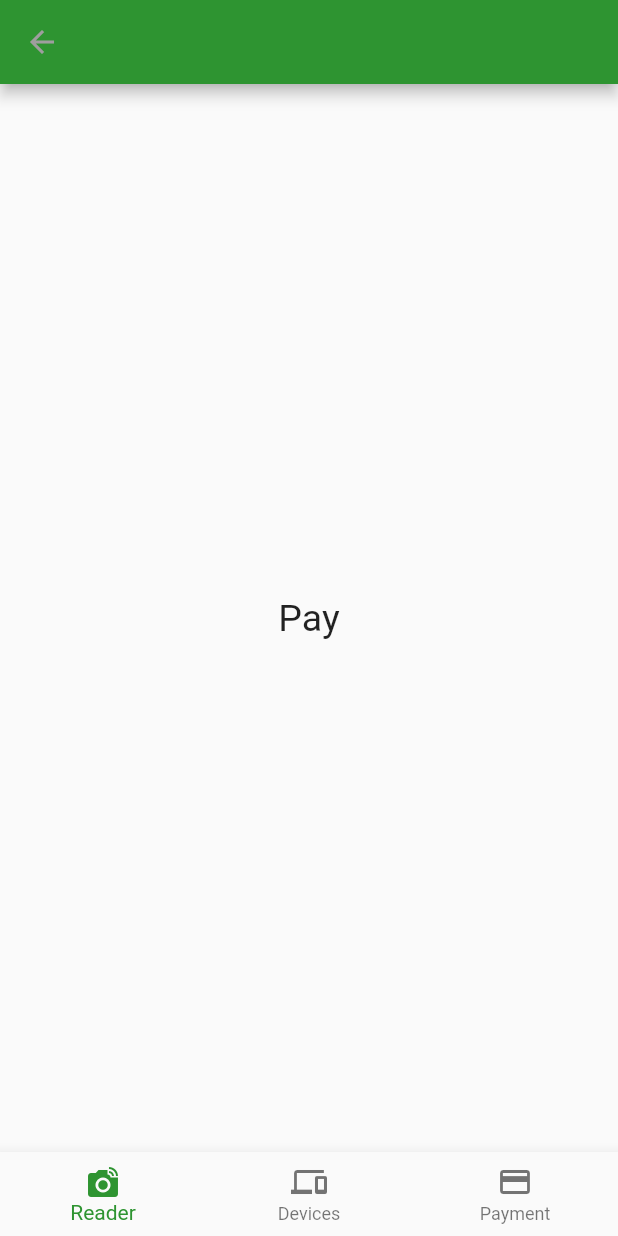
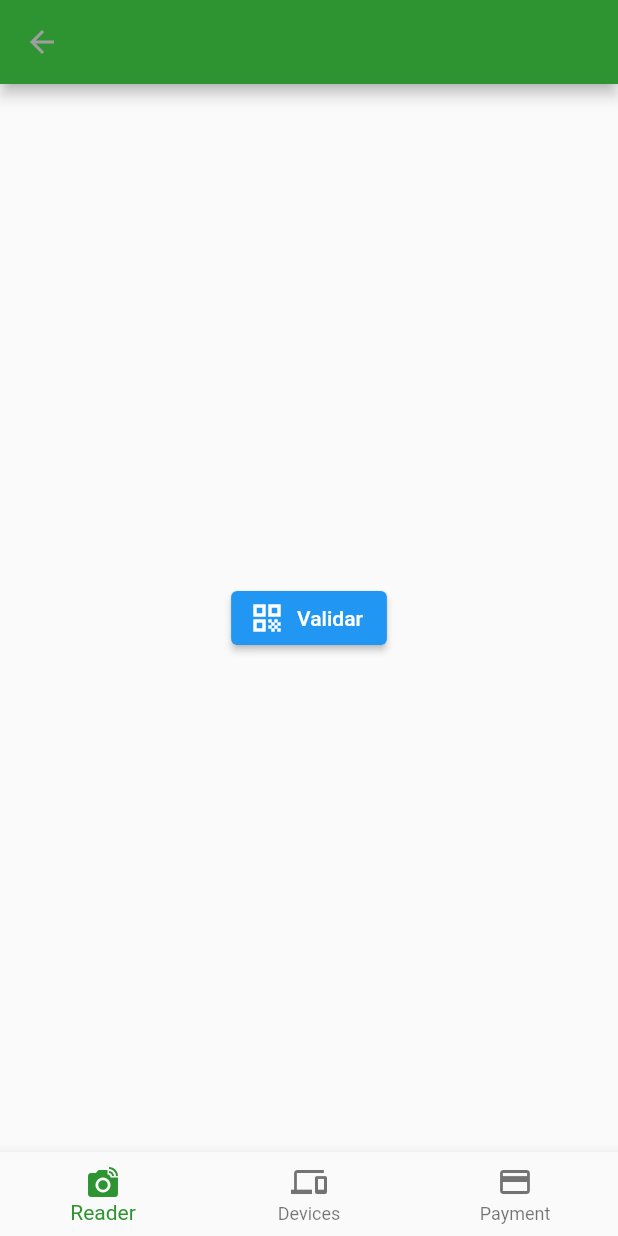
Before and after one commit to taytark/apps-vendas, a Flutter app: the screen it shows after launch, after a tap on "Entrar", on a phone screen of 412 x 824 dp. Run offline on Flutter 3.47's test engine with Material 2 defaults, Android fonts, the phone set to English and light mode, and no system bars; missing offline and left inert: flutter_barcode_scanner.

```diff
--- a/lib/pages/reader.dart
+++ b/lib/pages/reader.dart
@@ -1,6 +1,7 @@
 // ignore_for_file: unnecessary_const
 
 import 'package:flutter/material.dart';
+import 'package:flutter_barcode_scanner/flutter_barcode_scanner.dart';
 
 class Reader extends StatefulWidget {
   const Reader({Key? key}) : super(key: key);
@@ -10,12 +11,39 @@ class Reader extends StatefulWidget {
 }
 
 class _ReaderState extends State<Reader> {
+  String ticket = '';
+  List<String> tickets = [];
+
+  readQRCode() async {
+    String code = await FlutterBarcodeScanner.scanBarcode(
+        "Colors.red", "Cancelar", false, ScanMode.QR);
+    setState(() => ticket = code != '-1' ? code : 'Não validado');
+  }
+
   @override
   Widget build(BuildContext context) {
-    return const Center(
-      child: const Text(
-        "Pay",
-        style: const TextStyle(fontSize: 25),
+    return Scaffold(
+      body: SizedBox(
+        width: MediaQuery.of(context).size.width,
+        child: Column(
+          mainAxisAlignment: MainAxisAlignment.center,
+          crossAxisAlignment: CrossAxisAlignment.center,
+          children: [
+            if (ticket != '')
+              Padding(
+                padding: const EdgeInsets.only(bottom: 24.0),
+                child: Text(
+                  'Ticket: $ticket',
+                  style: const TextStyle(fontSize: 20),
+                ),
+              ),
+            ElevatedButton.icon(
+              onPressed: readQRCode,
+              icon: const Icon(Icons.qr_code),
+              label: const Text('Validar'),
+            ),
+          ],
+        ),
       ),
     );
   }
--- a/pubspec.yaml
+++ b/pubspec.yaml
@@ -30,6 +30,7 @@ dependencies:
   flutter:
     sdk: flutter
 
+  flutter_barcode_scanner: ^2.0.0
 
   # The following adds the Cupertino Icons font to your application.
   # Use with the CupertinoIcons class for iOS style icons.
@@ -37,7 +38,6 @@ dependencies:
   flutter_auth: ^0.0.1
   easy_debounce: ^2.0.2+1
   google_fonts: ^2.3.2
-  flutter_barcode_scanner: ^2.0.0
 
 
 dev_dependencies:
```
Also changed, not shown: pubspec.lock, 2 other files.
